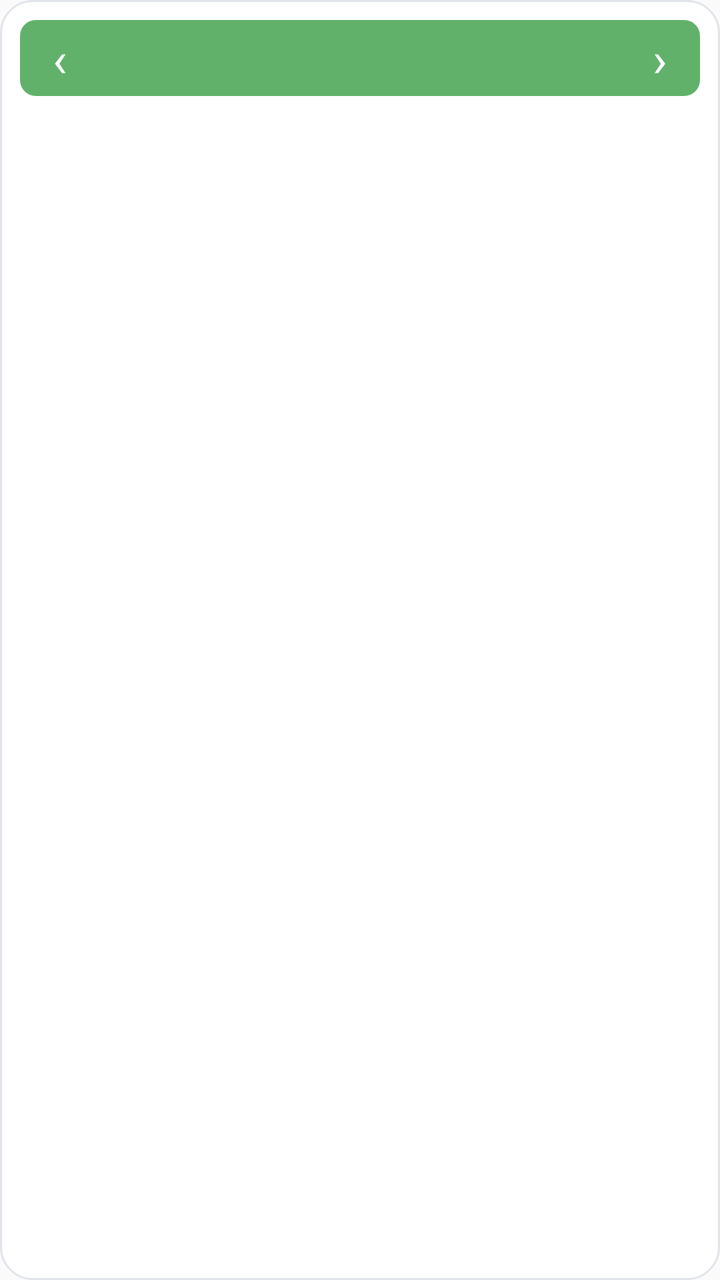
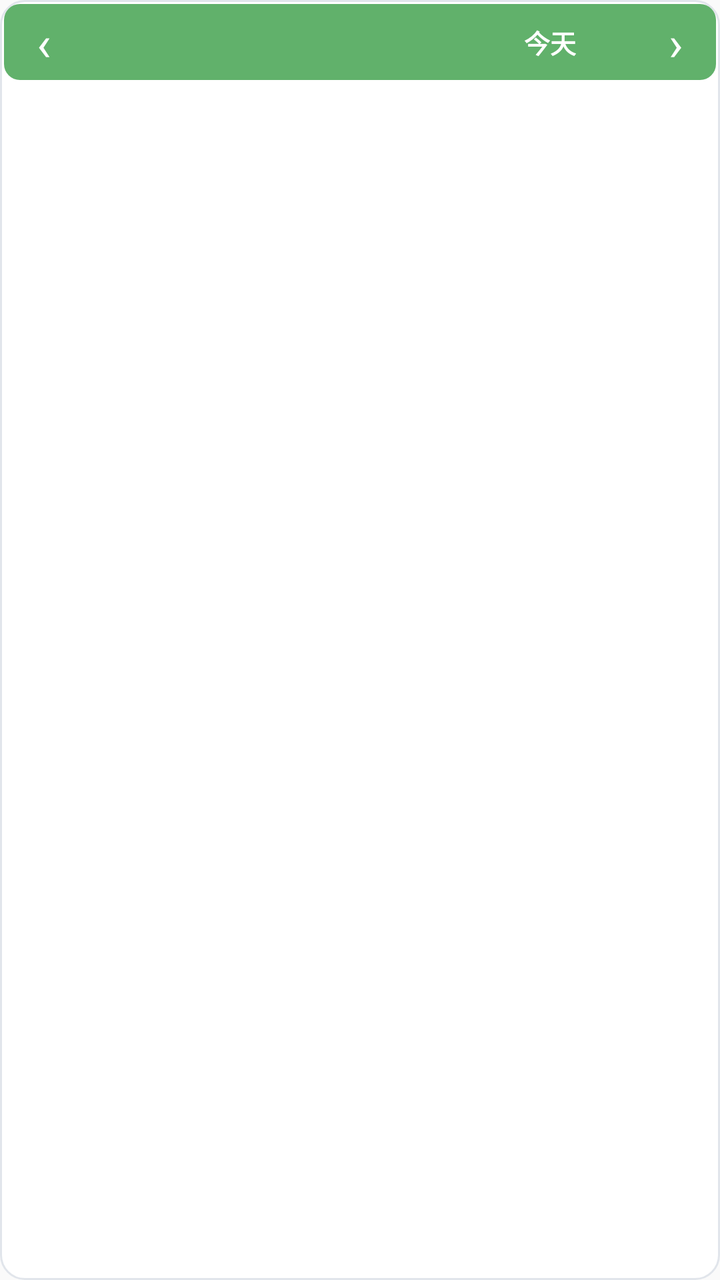

Screens rendered from an Android XML layout before and after an edit, with the pre-edit source and the edit as a unified diff.
<!-- AndroidManifest.xml: application theme android:Theme.Material.Light.NoActionBar -->
<!-- res/layout/widget_calendar.xml -->
<LinearLayout xmlns:android="http://schemas.android.com/apk/res/android"
    android:id="@+id/widget_root"
    android:layout_width="match_parent"
    android:layout_height="match_parent"
    android:background="@drawable/widget_background"
    android:orientation="vertical"
    android:padding="10dp">
    <LinearLayout
        android:id="@+id/calendar_month_bar"
        android:layout_width="match_parent"
        android:layout_height="38dp"
        android:background="@drawable/widget_calendar_header"
        android:gravity="center_vertical"
        android:orientation="horizontal">
        <TextView
            android:id="@+id/calendar_month_prev"
            android:layout_width="40dp"
            android:layout_height="match_parent"
            android:background="?android:attr/selectableItemBackgroundBorderless"
            android:contentDescription="上一個月"
            android:focusable="true"
            android:gravity="center"
            android:text="‹"
            android:textColor="#FFFFFF"
            android:textSize="24sp" />
        <TextView
            android:id="@+id/widget_title"
            android:layout_width="0dp"
            android:layout_height="match_parent"
            android:layout_weight="1"
            android:gravity="center_vertical"
            android:singleLine="true"
            android:textColor="#FFFFFF"
            android:textSize="14sp"
            android:textStyle="bold" />
        <TextView
            android:id="@+id/calendar_month_next"
            android:layout_width="40dp"
            android:layout_height="match_parent"
            android:background="?android:attr/selectableItemBackgroundBorderless"
            android:contentDescription="下一個月"
            android:focusable="true"
            android:gravity="center"
            android:text="›"
            android:textColor="#FFFFFF"
            android:textSize="24sp" />
    </LinearLayout>
    <LinearLayout
        android:id="@+id/calendar_weekdays"
        android:layout_width="match_parent"
        android:layout_height="24dp"
        android:orientation="horizontal" />
    <LinearLayout
        android:id="@+id/calendar_days"
        android:layout_width="match_parent"
        android:layout_height="0dp"
        android:layout_weight="1"
        android:orientation="vertical" />
</LinearLayout>
<!-- resources referenced by this layout -->
<resources>
  <!-- drawable widget_background (drawable) -->
  <shape xmlns:android="http://schemas.android.com/apk/res/android" android:shape="rectangle">
      <solid android:color="#ffffff" />
      <corners android:radius="16dp" />
      <stroke android:width="1dp" android:color="#e1e5eb" />
  </shape>
  <!-- drawable widget_calendar_header (drawable) -->
  <shape xmlns:android="http://schemas.android.com/apk/res/android" android:shape="rectangle">
      <solid android:color="#61B16B" />
      <corners android:radius="8dp" />
  </shape>
</resources>

<!-- the commit's change to res/layout/widget_calendar.xml (unified diff, before → after) -->
@@ -4,7 +4,7 @@
     android:layout_height="match_parent"
     android:background="@drawable/widget_background"
     android:orientation="vertical"
-    android:padding="10dp">
+    android:padding="2dp">
     <LinearLayout
         android:id="@+id/calendar_month_bar"
         android:layout_width="match_parent"
@@ -34,6 +34,21 @@
             android:textSize="14sp"
             android:textStyle="bold" />
         <TextView
+            android:id="@+id/calendar_month_today"
+            android:layout_width="wrap_content"
+            android:layout_height="match_parent"
+            android:layout_marginEnd="22dp"
+            android:background="?android:attr/selectableItemBackgroundBorderless"
+            android:contentDescription="回到當月"
+            android:focusable="true"
+            android:gravity="center"
+            android:paddingStart="8dp"
+            android:paddingEnd="8dp"
+            android:text="今天"
+            android:textColor="#FFFFFF"
+            android:textSize="13sp"
+            android:textStyle="bold" />
+        <TextView
             android:id="@+id/calendar_month_next"
             android:layout_width="40dp"
             android:layout_height="match_parent"
<!-- resource entries referenced after the edit -->
@@ -3,7 +3,7 @@
   <!-- drawable widget_background (drawable) -->
   <shape xmlns:android="http://schemas.android.com/apk/res/android" android:shape="rectangle">
       <solid android:color="#ffffff" />
-      <corners android:radius="16dp" />
+      <corners android:radius="12dp" />
       <stroke android:width="1dp" android:color="#e1e5eb" />
   </shape>
   <!-- drawable widget_calendar_header (drawable) -->
